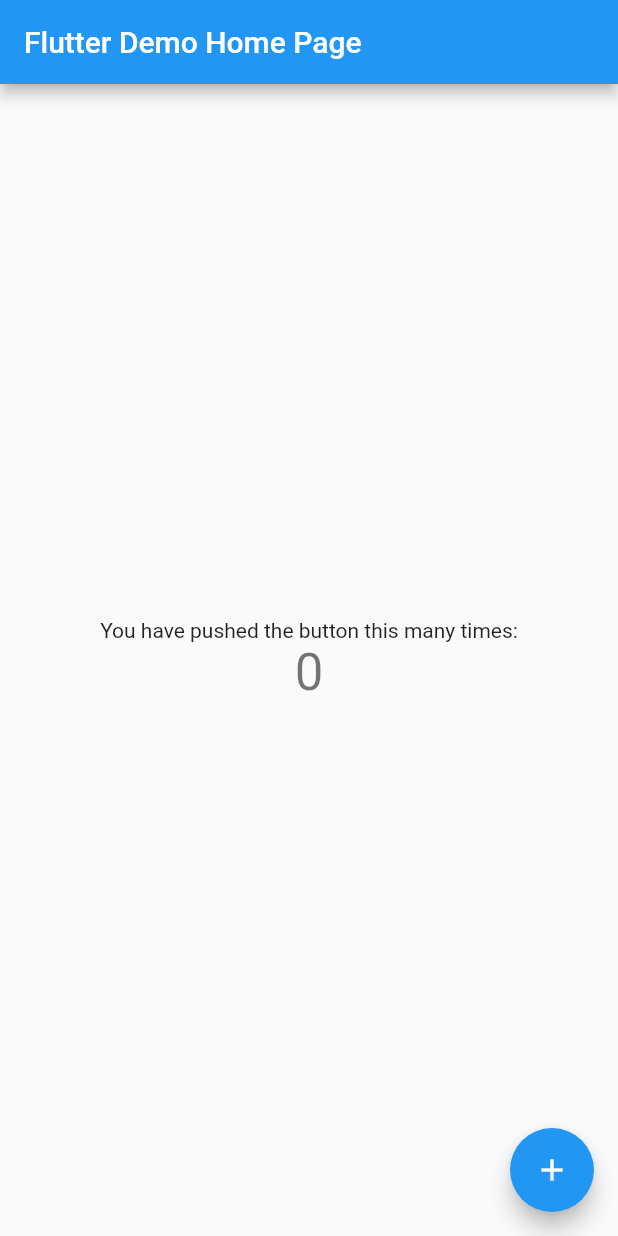
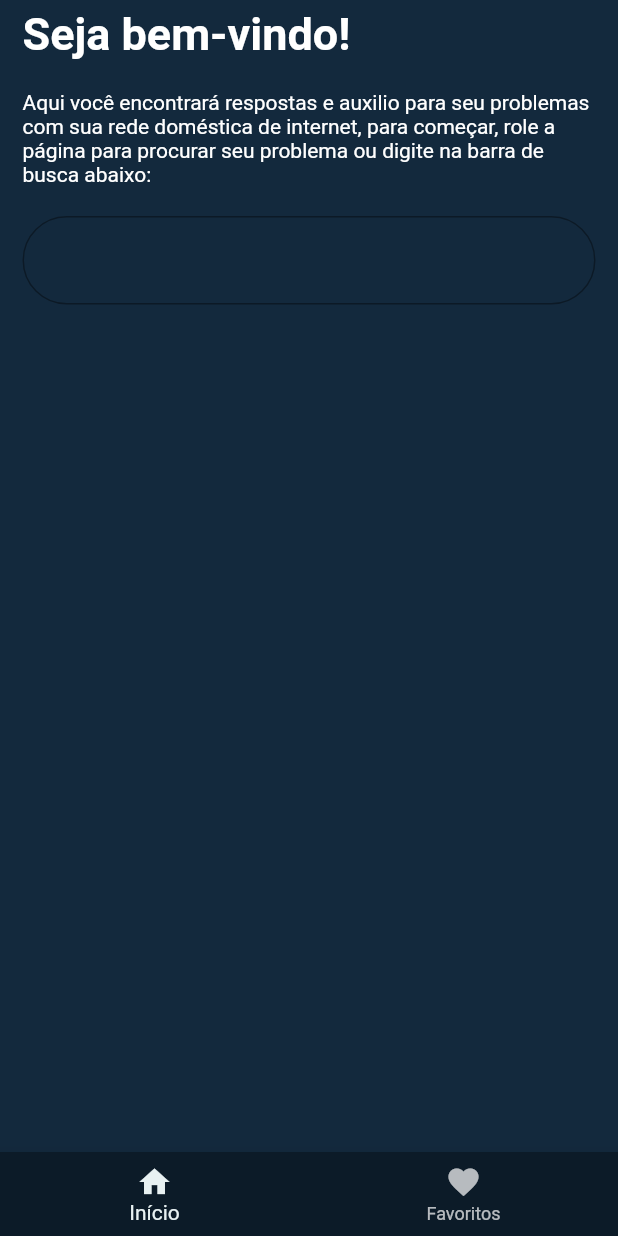
Before and after one commit to maisaamadeu/tecnico_de_bolso, a Flutter app: the screen it shows after launch, on a phone screen of 412 x 824 dp. Run offline on Flutter 3.47's test engine with Material 2 defaults, Android fonts, the phone set to English and light mode, and no system bars.

Commit message:
Estilo da HomePage

```diff
--- a/lib/main.dart
+++ b/lib/main.dart
@@ -1,4 +1,6 @@
 import 'package:flutter/material.dart';
+import 'package:flutter/services.dart';
+import 'package:tecnico_de_bolso/pages/home/home_page.dart';
 
 void main() {
   runApp(const MyApp());
@@ -7,109 +9,23 @@
 class MyApp extends StatelessWidget {
   const MyApp({super.key});
 
-  // This widget is the root of your application.
   @override
   Widget build(BuildContext context) {
     return MaterialApp(
-      title: 'Flutter Demo',
+      debugShowCheckedModeBanner: false,
       theme: ThemeData(
-        // This is the theme of your application.
-        //
-        // Try running your application with "flutter run". You'll see the
-        // application has a blue toolbar. Then, without quitting the app, try
-        // changing the primarySwatch below to Colors.green and then invoke
-        // "hot reload" (press "r" in the console where you ran "flutter run",
-        // or simply save your changes to "hot reload" in a Flutter IDE).
-        // Notice that the counter didn't reset back to zero; the application
-        // is not restarted.
-        primarySwatch: Colors.blue,
+        colorScheme: ColorScheme.fromSwatch().copyWith(
+          brightness: Brightness.dark,
+          secondary: Color(0xffe8f1f2),
+        ),
       ),
-      home: const MyHomePage(title: 'Flutter Demo Home Page'),
+      home: const AnnotatedRegion<SystemUiOverlayStyle>(
+        value: SystemUiOverlayStyle(
+          statusBarColor: Color(0xff13293d),
+          statusBarIconBrightness: Brightness.light,
+        ),
+        child: HomePage(),
+      ),
     );
   }
 }
-
-class MyHomePage extends StatefulWidget {
-  const MyHomePage({super.key, required this.title});
-
-  // This widget is the home page of your application. It is stateful, meaning
-  // that it has a State object (defined below) that contains fields that affect
-  // how it looks.
-
-  // This class is the configuration for the state. It holds the values (in this
-  // case the title) provided by the parent (in this case the App widget) and
-  // used by the build method of the State. Fields in a Widget subclass are
-  // always marked "final".
-
-  final String title;
-
-  @override
-  State<MyHomePage> createState() => _MyHomePageState();
-}
-
-class _MyHomePageState extends State<MyHomePage> {
-  int _counter = 0;
-
-  void _incrementCounter() {
-    setState(() {
-      // This call to setState tells the Flutter framework that something has
-      // changed in this State, which causes it to rerun the build method below
-      // so that the display can reflect the updated values. If we changed
-      // _counter without calling setState(), then the build method would not be
-      // called again, and so nothing would appear to happen.
-      _counter++;
-    });
-  }
-
-  @override
-  Widget build(BuildContext context) {
-    // This method is rerun every time setState is called, for instance as done
-    // by the _incrementCounter method above.
-    //
-    // The Flutter framework has been optimized to make rerunning build methods
-    // fast, so that you can just rebuild anything that needs updating rather
-    // than having to individually change instances of widgets.
-    return Scaffold(
-      appBar: AppBar(
-        // Here we take the value from the MyHomePage object that was created by
-        // the App.build method, and use it to set our appbar title.
-        title: Text(widget.title),
-      ),
-      body: Center(
-        // Center is a layout widget. It takes a single child and positions it
-        // in the middle of the parent.
-        child: Column(
-          // Column is also a layout widget. It takes a list of children and
-          // arranges them vertically. By default, it sizes itself to fit its
-          // children horizontally, and tries to be as tall as its parent.
-          //
-          // Invoke "debug painting" (press "p" in the console, choose the
-          // "Toggle Debug Paint" action from the Flutter Inspector in Android
-          // Studio, or the "Toggle Debug Paint" command in Visual Studio Code)
-          // to see the wireframe for each widget.
-          //
-          // Column has various properties to control how it sizes itself and
-          // how it positions its children. Here we use mainAxisAlignment to
-          // center the children vertically; the main axis here is the vertical
-          // axis because Columns are vertical (the cross axis would be
-          // horizontal).
-          mainAxisAlignment: MainAxisAlignment.center,
-          children: <Widget>[
-            const Text(
-              'You have pushed the button this many times:',
-            ),
-            Text(
-              '$_counter',
-              style: Theme.of(context).textTheme.headline4,
-            ),
-          ],
-        ),
-      ),
-      floatingActionButton: FloatingActionButton(
-        onPressed: _incrementCounter,
-        tooltip: 'Increment',
-        child: const Icon(Icons.add),
-      ), // This trailing comma makes auto-formatting nicer for build methods.
-    );
-  }
-}
--- /dev/null
+++ b/lib/pages/home/home_page.dart
@@ -0,0 +1,65 @@
+import 'package:flutter/material.dart';
+import 'package:flutter/services.dart';
+
+class HomePage extends StatelessWidget {
+  const HomePage({super.key});
+
+  @override
+  Widget build(BuildContext context) {
+    return Scaffold(
+      body: SafeArea(
+        child: Container(
+          padding: const EdgeInsets.symmetric(
+            horizontal: 15,
+            vertical: 5,
+          ),
+          decoration: const BoxDecoration(color: Color(0xff13293d)),
+          child: Column(
+            crossAxisAlignment: CrossAxisAlignment.start,
+            children: [
+              Text(
+                'Seja bem-vindo!',
+                textAlign: TextAlign.start,
+                style: TextStyle(
+                  fontSize: 30,
+                  fontWeight: FontWeight.bold,
+                ),
+              ),
+              SizedBox(
+                height: 20,
+              ),
+              Text(
+                'Aqui você encontrará respostas e auxilio para seu problemas com sua rede doméstica de internet, para começar, role a página para procurar seu problema ou digite na barra de busca abaixo:',
+              ),
+              SizedBox(
+                height: 20,
+              ),
+              TextField(
+                decoration: InputDecoration(
+                  border: OutlineInputBorder(
+                    borderRadius: BorderRadius.circular(50),
+                  ),
+                  fillColor: Color(0xffe8f1f2),
+                ),
+              ),
+            ],
+          ),
+        ),
+      ),
+      bottomNavigationBar: BottomNavigationBar(
+        type: BottomNavigationBarType.fixed,
+        backgroundColor: Color.fromARGB(255, 12, 27, 40),
+        items: const [
+          BottomNavigationBarItem(
+            icon: Icon(Icons.home),
+            label: 'Início',
+          ),
+          BottomNavigationBarItem(
+            icon: Icon(Icons.favorite),
+            label: 'Favoritos',
+          ),
+        ],
+      ),
+    );
+  }
+}
```
